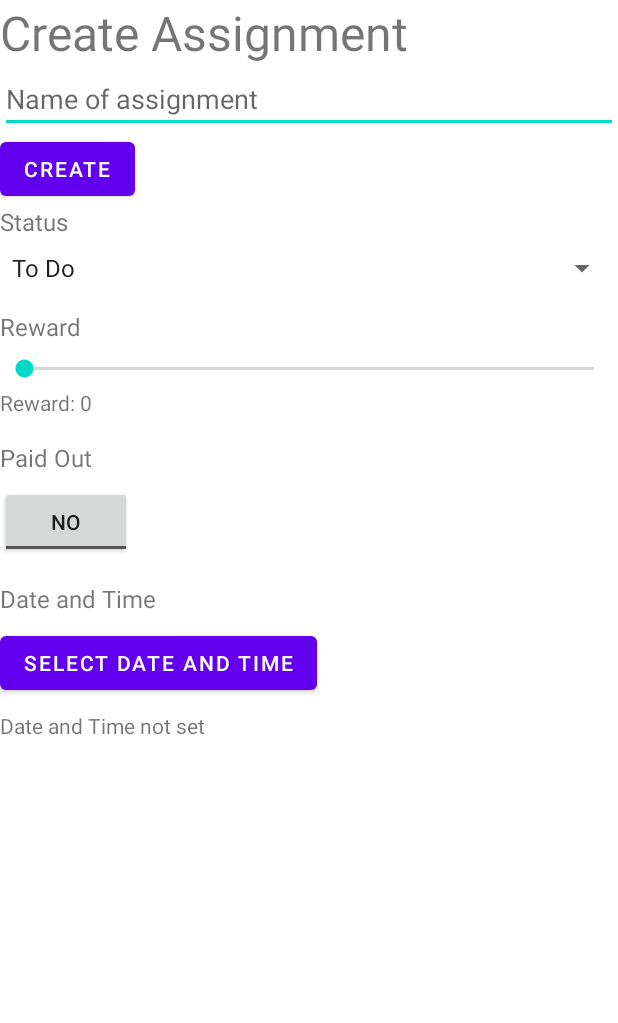
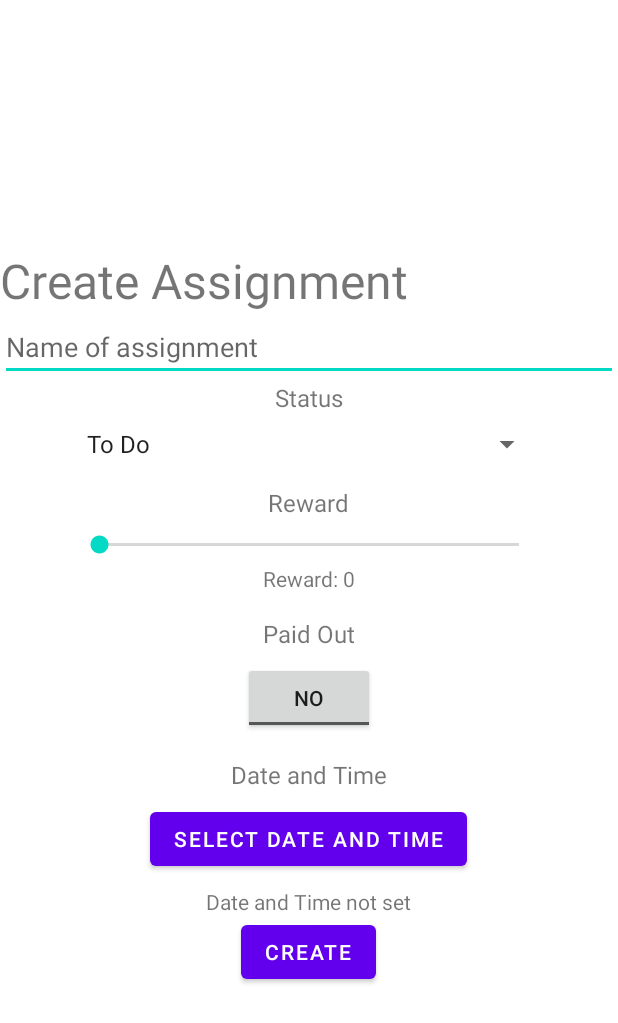
Before and after one commit to HenrikVP/App1HF25014xp, an Android app: the screen it shows after launch (MainActivity), on a phone screen of 412 x 824 dp. Shown: the top 1023 px of the screen. Run offline under Robolectric (Android 15) with nearby library versions, the phone set to English and light mode, and no system bars.

```diff
--- a/app/src/main/java/dk/tec/app1hf25014xp/MainActivity.java
+++ b/app/src/main/java/dk/tec/app1hf25014xp/MainActivity.java
@@ -51,6 +51,13 @@ public class MainActivity extends AppCompatActivity {
     }
 
     private void initGui() {
+        // Initialize UI components
+        statusSpinner = findViewById(R.id.statusSpinner);
+        rewardSeekBar = findViewById(R.id.rewardSeekBar);
+        paidOutToggle = findViewById(R.id.paidOutToggle);
+        datetimeButton = findViewById(R.id.datetimeButton);
+        datetimeText = findViewById(R.id.datetimeText);
+        rewardValue = findViewById(R.id.rewardValue);
         Button createButton = findViewById(R.id.btn_create);
         createButton.setOnClickListener(new View.OnClickListener() {
             @Override
@@ -59,17 +66,9 @@ public class MainActivity extends AppCompatActivity {
                 //TODO Add assignment to list in another actitivy
             }
         });
-        // Initialize UI components
-        statusSpinner = findViewById(R.id.statusSpinner);
-        rewardSeekBar = findViewById(R.id.rewardSeekBar);
-        paidOutToggle = findViewById(R.id.paidOutToggle);
-        datetimeButton = findViewById(R.id.datetimeButton);
-        datetimeText = findViewById(R.id.datetimeText);
-        rewardValue = findViewById(R.id.rewardValue);
 
         List<Status> statuses = Arrays.asList(Status.values());
         ArrayAdapter<Status> adapter = new ArrayAdapter<>(this, android.R.layout.simple_spinner_item, statuses);
-        adapter.setDropDownViewResource(android.R.layout.simple_spinner_dropdown_item);
         statusSpinner.setAdapter(adapter);
 
         statusSpinner.setOnItemSelectedListener(new AdapterView.OnItemSelectedListener() {
@@ -81,13 +80,11 @@ public class MainActivity extends AppCompatActivity {
 
             @Override
             public void onNothingSelected(AdapterView<?> parent) {
-                // No action needed
             }
         });
 
         // Set up the SeekBar
         rewardSeekBar.setOnSeekBarChangeListener(new SeekBar.OnSeekBarChangeListener() {
-
             @Override
             public void onProgressChanged(SeekBar seekBar, int progress, boolean fromUser) {
                 rewardValue.setText("Reward: " + progress * 5);
@@ -96,12 +93,15 @@ public class MainActivity extends AppCompatActivity {
             }
 
             @Override
-            public void onStartTrackingTouch(SeekBar seekBar) { }
+            public void onStartTrackingTouch(SeekBar seekBar) {
+            }
 
             @Override
-            public void onStopTrackingTouch(SeekBar seekBar) { }
+            public void onStopTrackingTouch(SeekBar seekBar) {
+            }
         });
         rewardSeekBar.setMax(20);
+
         // Set up the ToggleButton
         paidOutToggle.setOnCheckedChangeListener((buttonView, isChecked) -> assignment.setPaidOut(isChecked));
 
@@ -110,7 +110,7 @@ public class MainActivity extends AppCompatActivity {
     }
 
 
-    private Assignment createAssingment(){
+    private Assignment createAssingment() {
         //Assignment assignment = new Assignment();
         EditText title = findViewById(R.id.edit_title);
         String titlestring = title.getText().toString();
--- a/app/src/main/res/layout/activity_main.xml
+++ b/app/src/main/res/layout/activity_main.xml
@@ -5,51 +5,52 @@
     android:id="@+id/main"
     android:layout_width="match_parent"
     android:layout_height="match_parent"
+    android:orientation="vertical"
     tools:context=".MainActivity"
-    android:orientation="vertical">
+    android:gravity="center"
+    android:padding="50dp">
 
     <TextView
         android:layout_width="match_parent"
         android:layout_height="wrap_content"
         android:text="Create Assignment"
-        android:textSize="32sp"/>
+        android:textSize="32sp" />
+
     <EditText
+        android:id="@+id/edit_title"
         android:layout_width="match_parent"
         android:layout_height="wrap_content"
-        android:id="@+id/edit_title"
-        android:hint="@string/name_of_assignment"
-        />
-    <Button
-        android:layout_width="wrap_content"
-        android:layout_height="wrap_content"
-        android:id="@+id/btn_create"
-        android:text="Create"/>
+        android:hint="@string/name_of_assignment" />
 
     <!-- Spinner for Status -->
     <TextView
         android:layout_width="wrap_content"
         android:layout_height="wrap_content"
+        android:layout_marginBottom="8dp"
         android:text="Status"
-    android:textSize="16sp"
-    android:layout_marginBottom="8dp" />
+        android:textSize="16sp" />
+
     <Spinner
         android:id="@+id/statusSpinner"
         android:layout_width="match_parent"
-    android:layout_height="wrap_content" />
+        android:layout_height="wrap_content"
+        android:layout_marginHorizontal="50dp"/>
 
     <!-- SeekBar for Reward -->
     <TextView
         android:layout_width="wrap_content"
         android:layout_height="wrap_content"
+        android:layout_marginTop="16dp"
+        android:layout_marginBottom="8dp"
         android:text="Reward"
-    android:textSize="16sp"
-    android:layout_marginTop="16dp"
-    android:layout_marginBottom="8dp" />
+        android:textSize="16sp" />
+
     <SeekBar
         android:id="@+id/rewardSeekBar"
         android:layout_width="match_parent"
         android:layout_height="wrap_content"
-    />
+        android:layout_marginHorizontal="50dp"/>
+
     <TextView
         android:id="@+id/rewardValue"
         android:layout_width="wrap_content"
@@ -61,30 +62,33 @@
     <TextView
         android:layout_width="wrap_content"
         android:layout_height="wrap_content"
+        android:layout_marginTop="16dp"
+        android:layout_marginBottom="8dp"
         android:text="Paid Out"
-    android:textSize="16sp"
-    android:layout_marginTop="16dp"
-    android:layout_marginBottom="8dp" />
+        android:textSize="16sp" />
+
     <ToggleButton
         android:id="@+id/paidOutToggle"
         android:layout_width="wrap_content"
         android:layout_height="wrap_content"
-    android:textOn="Yes"
-    android:textOff="No" />
+        android:textOff="No"
+        android:textOn="Yes" />
 
     <!-- DateTime Picker -->
     <TextView
         android:layout_width="wrap_content"
         android:layout_height="wrap_content"
+        android:layout_marginTop="16dp"
+        android:layout_marginBottom="8dp"
         android:text="Date and Time"
-    android:textSize="16sp"
-    android:layout_marginTop="16dp"
-    android:layout_marginBottom="8dp" />
+        android:textSize="16sp" />
+
     <Button
         android:id="@+id/datetimeButton"
         android:layout_width="wrap_content"
         android:layout_height="wrap_content"
         android:text="Select Date and Time" />
+
     <TextView
         android:id="@+id/datetimeText"
         android:layout_width="wrap_content"
@@ -92,4 +96,9 @@
         android:layout_marginTop="8dp"
         android:text="Date and Time not set" />
 
+    <Button
+        android:id="@+id/btn_create"
+        android:layout_width="wrap_content"
+        android:layout_height="wrap_content"
+        android:text="Create" />
 </LinearLayout>
```
Lines whose indentation alone changed are shown as unchanged.
